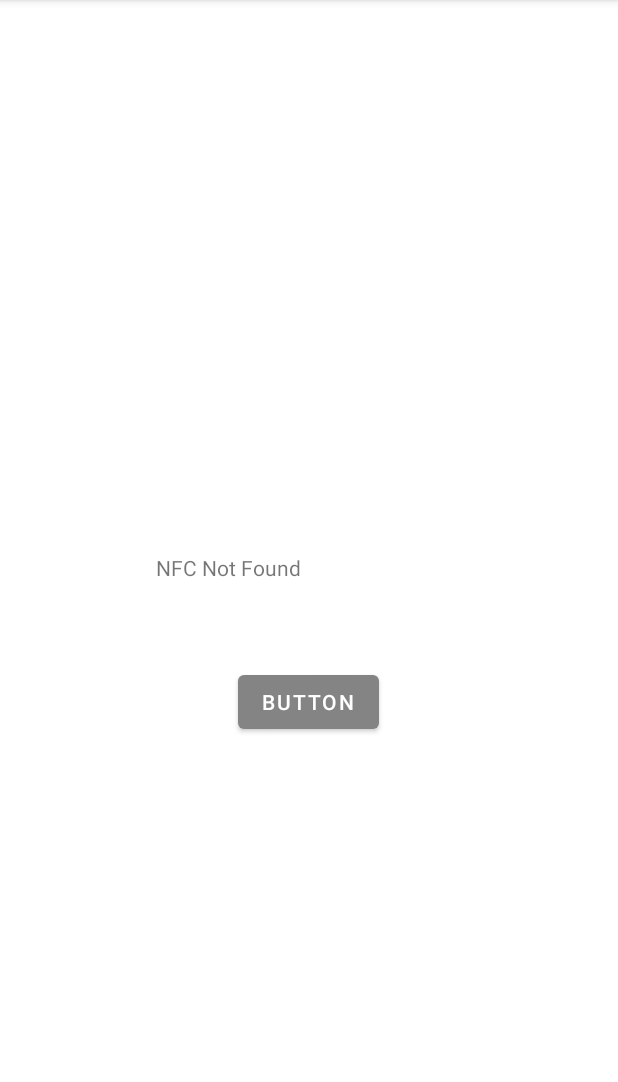
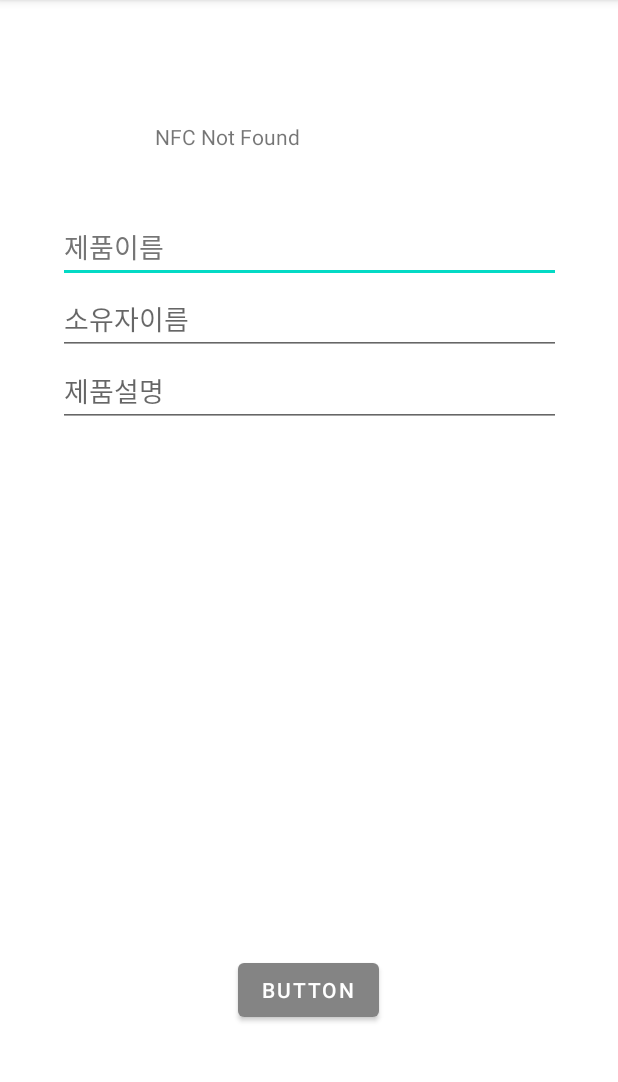
Before and after one commit to kafuowi/Unique_Track, an Android app: the NewItemActivity screen opened directly, with no data from a screen before it, on a phone screen of 412 x 824 dp, the part 84-1166 px from its top. Run offline under Robolectric (Android 15) with nearby library versions, the phone set to English and light mode, and no system bars; our stand-ins replace Firebase (no records; nobody signed in at launch, a user with empty details on screens opened directly).

Commit message:
Additional update

```diff
--- a/Unique_Track1/app/build.gradle
+++ b/Unique_Track1/app/build.gradle
@@ -47,6 +47,7 @@ dependencies {
     implementation 'androidx.cardview:cardview:1.0.0'
     implementation 'com.google.firebase:firebase-database-ktx:20.0.5'
     implementation 'com.github.bumptech.glide:glide:4.11.0'
+    implementation 'com.google.firebase:firebase-database:20.0.5'
     annotationProcessor 'com.github.bumptech.glide:compiler:4.11.0'
     testImplementation 'junit:junit:4.13.2'
     androidTestImplementation 'androidx.test.ext:junit:1.1.3'
--- a/Unique_Track1/app/src/main/java/org/techtown/unique_track/NewItemActivity.kt
+++ b/Unique_Track1/app/src/main/java/org/techtown/unique_track/NewItemActivity.kt
@@ -1,16 +1,31 @@
 package org.techtown.unique_track
 
+import android.content.Intent
+import android.os.Build
 import android.os.Bundle
 import android.os.PersistableBundle
 import android.widget.TextView
 import android.widget.Toast
+import androidx.annotation.RequiresApi
 import androidx.appcompat.app.AppCompatActivity
+import com.google.firebase.auth.FirebaseAuth
+import com.google.firebase.auth.ktx.auth
+import com.google.firebase.database.DatabaseReference
+import com.google.firebase.database.ktx.database
+import com.google.firebase.ktx.Firebase
 import kotlinx.android.synthetic.main.activity_new_item.*
+import java.time.LocalDate
 
 class NewItemActivity : AppCompatActivity() {
+    private var auth : FirebaseAuth? = null
+    private lateinit var database: DatabaseReference
+    var  NFCcode : String? = null
 
+    @RequiresApi(Build.VERSION_CODES.O)
     override fun onCreate(savedInstanceState: Bundle?) {
         super.onCreate(savedInstanceState)
+        auth = Firebase.auth
+        database = Firebase.database.reference
 
         setContentView(R.layout.activity_new_item)
         val codeintent = getIntent()
@@ -18,7 +33,7 @@ class NewItemActivity : AppCompatActivity() {
         NewNFCcodeView.text = "NFC Not Found"
 
         if(codeintent.hasExtra("NFCcode")) {
-            val NFCcode = codeintent.getStringExtra("NFCcode")
+            NFCcode = codeintent.getStringExtra("NFCcode")
 
 
             NewNFCcodeView.text = NFCcode
@@ -27,7 +42,21 @@ class NewItemActivity : AppCompatActivity() {
         else{
             NewNFCcodeView.text = "NFC Not Found"
         }
-
+        UploadButton.setOnClickListener {
+            writeNewProduct(TextExplanation.text.toString(),"default",TextOwnerName.text.toString(),
+                auth!!.uid.toString(),TextProductName.text.toString(), LocalDate.now().toString())
+            val newintent = Intent(this@NewItemActivity, MainActivity::class.java)
+            startActivity(newintent)
+            finish()
+        }
     }
 
+    data class Product(val Explanation: String? = null, val Image: String? = null, val OwnerName: String? = null, val OwnerUID: String? = null, val ProductName: String? = null, val RegisterDate: String? = null) {
+        // Null default values create a no-argument default constructor, which is needed
+        // for deserialization from a DataSnapshot.
+    }
+    fun writeNewProduct(Explanation: String?,Image: String?,OwnerName: String?,OwnerUID: String?,ProductName: String?,RegisterDate: String?) {
+        val product = Product(Explanation,Image,OwnerName,OwnerUID,ProductName,RegisterDate)
+        NFCcode?.let { database.child("Products").child(it).setValue(product) }
+    }
 }
--- a/Unique_Track1/app/src/main/java/org/techtown/unique_track/NewNFCActivity.kt
+++ b/Unique_Track1/app/src/main/java/org/techtown/unique_track/NewNFCActivity.kt
@@ -130,6 +130,7 @@ class NewNFCActivity : AppCompatActivity() {
 
             newintent.putExtra("NFCcode",nfcTagSerialNum)
             startActivity(newintent)
+            finish()
 
             //logMessage("UID:",ByteArrayToHexString())
         }
--- a/Unique_Track1/app/src/main/res/layout/activity_new_item.xml
+++ b/Unique_Track1/app/src/main/res/layout/activity_new_item.xml
@@ -11,17 +11,58 @@
         android:layout_height="31dp"
         app:layout_constraintBottom_toBottomOf="parent"
         app:layout_constraintEnd_toEndOf="parent"
+        app:layout_constraintHorizontal_bias="0.497"
         app:layout_constraintStart_toStartOf="parent"
-        app:layout_constraintTop_toTopOf="parent" />
+        app:layout_constraintTop_toTopOf="parent"
+        app:layout_constraintVertical_bias="0.11" />
+
+    <LinearLayout
+        android:id="@+id/linearLayout"
+        android:layout_width="335dp"
+        android:layout_height="455dp"
+        android:layout_marginTop="28dp"
+        android:orientation="vertical"
+        app:layout_constraintEnd_toEndOf="parent"
+        app:layout_constraintStart_toStartOf="parent"
+        app:layout_constraintTop_toBottomOf="@+id/NewNFCcodeView">
+
+        <EditText
+            android:id="@+id/TextProductName"
+            android:layout_width="match_parent"
+            android:layout_height="wrap_content"
+            android:ems="10"
+            android:hint="제품이름"
+            android:inputType="textPersonName"
+            android:minHeight="48dp"
+            android:textColorHint="#757575" />
+
+        <EditText
+            android:id="@+id/TextOwnerName"
+            android:layout_width="match_parent"
+            android:layout_height="wrap_content"
+            android:ems="10"
+            android:hint='소유자이름'
+            android:inputType="textPersonName"
+            android:minHeight="48dp" />
+
+        <EditText
+            android:id="@+id/TextExplanation"
+            android:layout_width="match_parent"
+            android:layout_height="wrap_content"
+            android:ems="10"
+            android:hint="제품설명"
+            android:inputType="textPersonName"
+            android:minHeight="48dp" />
+    </LinearLayout>
 
     <Button
-        android:id="@+id/button2"
+        android:id="@+id/UploadButton"
         android:layout_width="wrap_content"
         android:layout_height="wrap_content"
-        android:layout_marginTop="44dp"
-        android:text="Button"
+        android:layout_marginTop="40dp"
+        android:text="@string/button"
         app:layout_constraintEnd_toEndOf="parent"
         app:layout_constraintHorizontal_bias="0.498"
         app:layout_constraintStart_toStartOf="parent"
-        app:layout_constraintTop_toBottomOf="@+id/NewNFCcodeView" />
+        app:layout_constraintTop_toBottomOf="@+id/linearLayout" />
 </androidx.constraintlayout.widget.ConstraintLayout>
--- a/Unique_Track1/app/src/main/res/values/strings.xml
+++ b/Unique_Track1/app/src/main/res/values/strings.xml
@@ -21,5 +21,6 @@
     <string name="list">| List</string>
     <string name="nfc_title_text">NFC 태그를 갖다대세요</string>
     <string name="web_client_id">174108156327-s59uad1qsclfibp38g6jtu2h58rm4tql.apps.googleusercontent.com</string>
+    <string name="button">Button</string>
 
 </resources>
```
